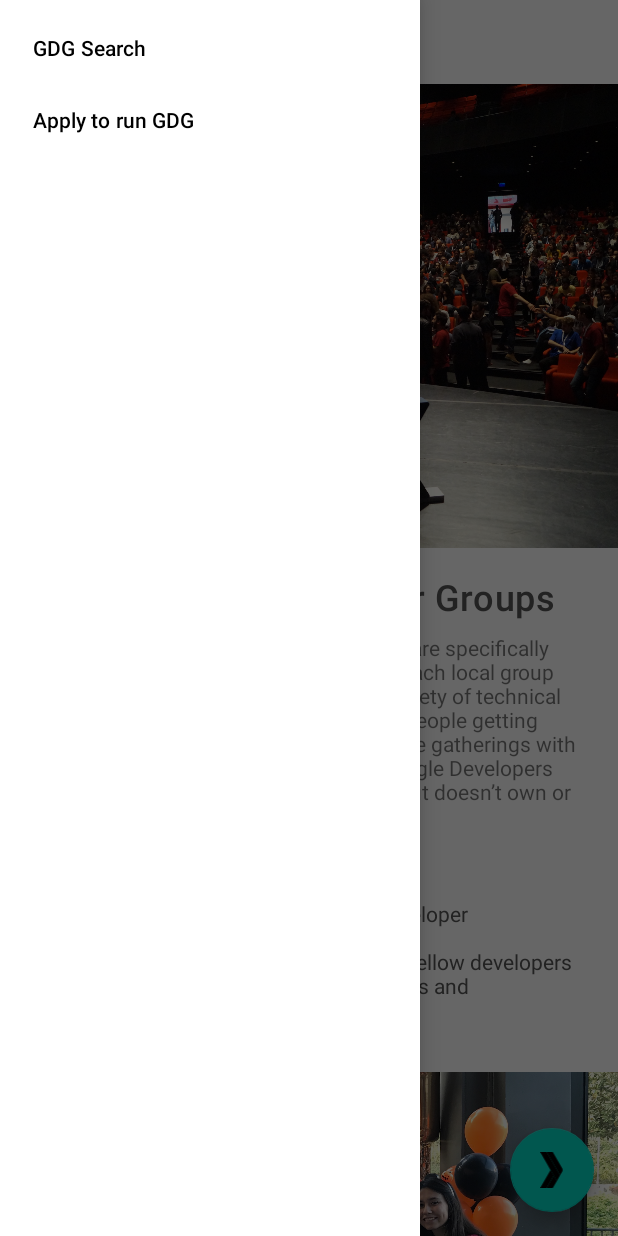
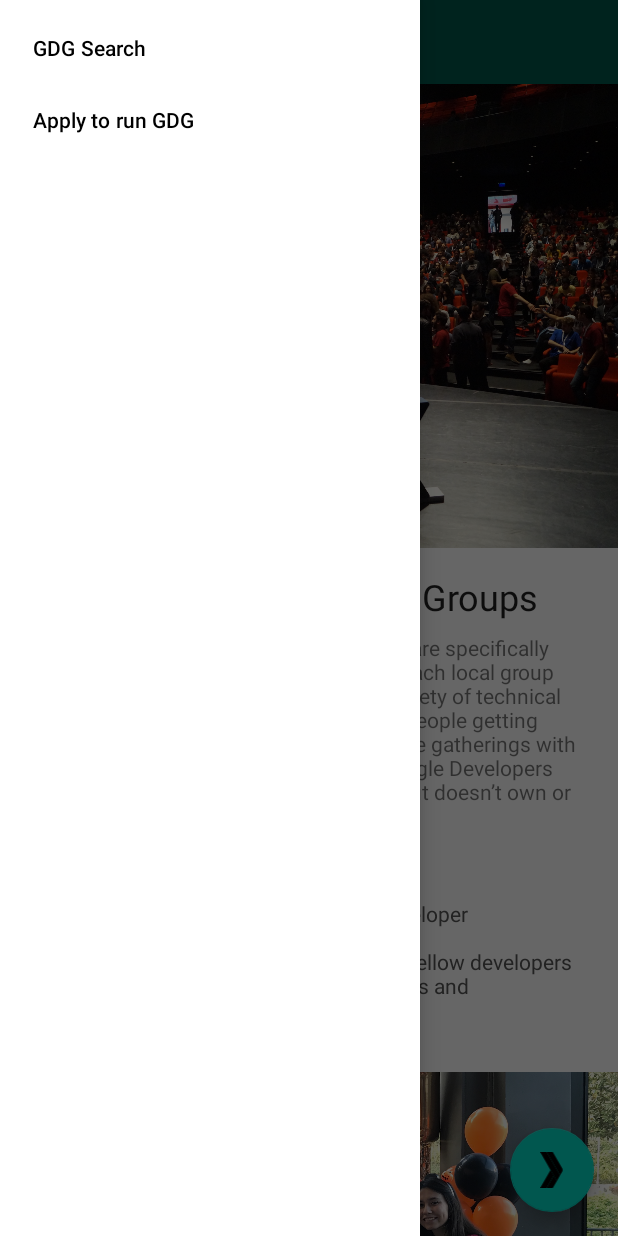
Before and after one commit to fabiohxcx/gdg-finder, an Android app: the screen it shows after launch (MainActivity), with the side drawer open, on a phone screen of 412 x 824 dp. Run offline under Robolectric (Android 15) with nearby library versions, the phone set to English and light mode, and no system bars; our stand-ins replace data binding, navigation-ui; Roboto replaces fonts that are not available here.

Commit message:
adding material attributes and Overlay

```diff
--- a/app/src/main/res/layout/activity_main.xml
+++ b/app/src/main/res/layout/activity_main.xml
@@ -1,9 +1,11 @@
 <?xml version="1.0" encoding="utf-8"?>
-<layout xmlns:android="http://schemas.android.com/apk/res/android" xmlns:app="http://schemas.android.com/apk/res-auto">
+<layout xmlns:android="http://schemas.android.com/apk/res/android"
+    xmlns:app="http://schemas.android.com/apk/res-auto">
+
     <androidx.drawerlayout.widget.DrawerLayout
         android:id="@+id/drawer_layout"
-            android:layout_height="match_parent"
-            android:layout_width="match_parent">
+        android:layout_width="match_parent"
+        android:layout_height="match_parent">
 
         <LinearLayout
             android:layout_width="match_parent"
@@ -13,13 +15,17 @@
             <androidx.appcompat.widget.Toolbar
                 android:id="@+id/toolbar"
                 android:layout_width="match_parent"
-                    android:layout_height="?attr/actionBarSize">
+                android:layout_height="?attr/actionBarSize"
+                android:background="?colorPrimaryDark"
+                android:theme="@style/ThemeOverlay.MaterialComponents.Dark.ActionBar">
+
                 <ImageView
                     android:id="@+id/hero_image"
                     android:layout_width="150dp"
                     android:layout_height="match_parent"
-                        app:srcCompat="@drawable/logo"
-                        android:contentDescription="@string/app_name"/>
+                    android:contentDescription="@string/app_name"
+                    android:tint="?colorOnPrimary"
+                    app:srcCompat="@drawable/logo" />
             </androidx.appcompat.widget.Toolbar>
 
             <fragment
@@ -28,7 +34,7 @@
                 android:layout_width="match_parent"
                 android:layout_height="match_parent"
                 app:defaultNavHost="true"
-                    app:navGraph="@navigation/nav_graph"/>
+                app:navGraph="@navigation/nav_graph" />
         </LinearLayout>
 
         <com.google.android.material.navigation.NavigationView
@@ -36,6 +42,6 @@
             android:layout_width="wrap_content"
             android:layout_height="match_parent"
             android:layout_gravity="start"
-                app:menu="@menu/drawer_view"/>
+            app:menu="@menu/drawer_view" />
     </androidx.drawerlayout.widget.DrawerLayout>
 </layout>
--- a/app/src/main/res/layout/home_fragment.xml
+++ b/app/src/main/res/layout/home_fragment.xml
@@ -38,14 +38,15 @@
 
                 <TextView
                     android:id="@+id/title"
-                    style="@style/TextAppearance.Title"
                     android:layout_width="0dp"
                     android:layout_height="wrap_content"
                     android:layout_marginTop="16dp"
                     android:text="@string/about_google_developer_groups"
+                    android:textAppearance="?attr/textAppearanceHeadline5"
                     app:layout_constraintEnd_toStartOf="@+id/end_grid"
                     app:layout_constraintStart_toStartOf="@+id/start_grid"
                     app:layout_constraintTop_toBottomOf="@id/image" />
+                <!-- textAppearance is added before Theme, textSyle is added after Theme-->
 
                 <TextView
                     android:id="@+id/intro_text"
@@ -59,11 +60,11 @@
 
                 <TextView
                     android:id="@+id/subtitle"
-                    style="@style/TextAppearance.Subtitle"
                     android:layout_width="0dp"
                     android:layout_height="wrap_content"
                     android:layout_marginTop="13dp"
                     android:text="@string/gdgs_are"
+                    android:textAppearance="?attr/textAppearanceHeadline6"
                     app:layout_constraintEnd_toStartOf="@id/end_grid"
                     app:layout_constraintStart_toEndOf="@id/start_grid"
                     app:layout_constraintTop_toBottomOf="@+id/intro_text" />
--- a/app/src/main/res/values/styles.xml
+++ b/app/src/main/res/values/styles.xml
@@ -7,15 +7,12 @@
         <item name="colorPrimaryDark">@color/colorPrimaryDark</item>
         <item name="colorAccent">@color/colorAccent</item>
         <item name="android:fontFamily">@font/lobster_two</item>
+        <item name="textAppearanceHeadline6">@style/CustomHeadLine6</item>
     </style>
 
-    <style name="TextAppearance.Title" parent="TextAppearance.MaterialComponents.Headline6">
-        <item name="android:textSize">24sp</item>
-        <item name="android:textColor">#555555</item>
+    <style name="CustomHeadLine6" parent="Base.TextAppearance.MaterialComponents.Headline6">
+        <item name="android:textSize">18sp</item>
     </style>
 
-    <style name="TextAppearance.Subtitle" parent="TextAppearance.Title">
-        <item name="android:textSize">18sp</item>
 
-    </style>
 </resources>
```
Lines whose indentation alone changed are shown as unchanged.
